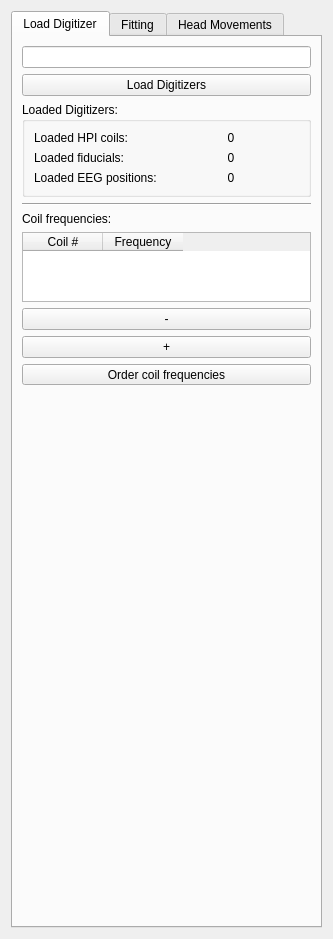
Above: libraries/disp/viewers/formfiles/hpisettingsview.ui from mne-tools/mne-cpp before the change. Below: the same form after it.
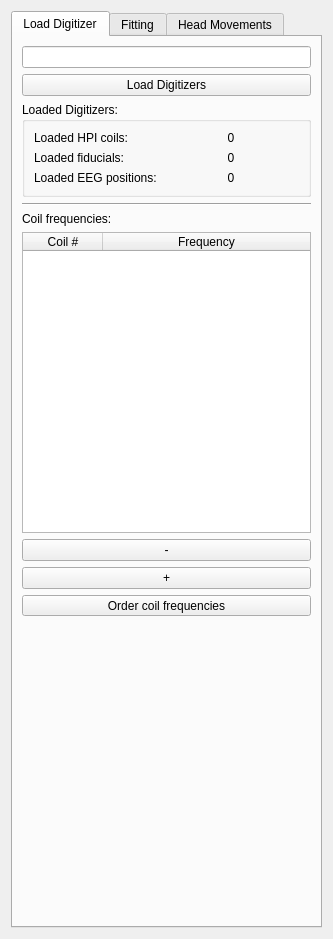
That is the form after the change.

Commit message: MAINT: beautify error and frequency table in hpi control

Diff of the .ui file:
```diff
--- a/libraries/disp/viewers/formfiles/hpisettingsview.ui
+++ b/libraries/disp/viewers/formfiles/hpisettingsview.ui
@@ -121,7 +121,7 @@
        <item>
         <widget class="QTableWidget" name="m_tableWidget_Frequencies">
          <property name="sizePolicy">
-          <sizepolicy hsizetype="Expanding" vsizetype="Maximum">
+          <sizepolicy hsizetype="Expanding" vsizetype="Expanding">
            <horstretch>0</horstretch>
            <verstretch>0</verstretch>
           </sizepolicy>
@@ -153,6 +153,9 @@
          <attribute name="horizontalHeaderDefaultSectionSize">
           <number>80</number>
          </attribute>
+         <attribute name="horizontalHeaderStretchLastSection">
+          <bool>true</bool>
+         </attribute>
          <attribute name="verticalHeaderVisible">
           <bool>false</bool>
          </attribute>
```
Left out of the diff: 5 changed lines with no effect on the pictures.
